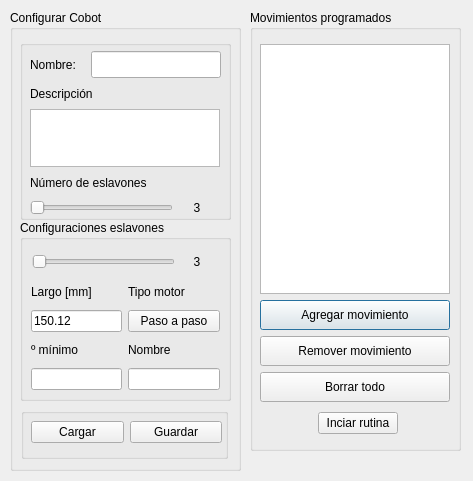
Above: python/ui/default_cobot.ui from tinchofiuba/cobot before the change. Below: the same form after it.
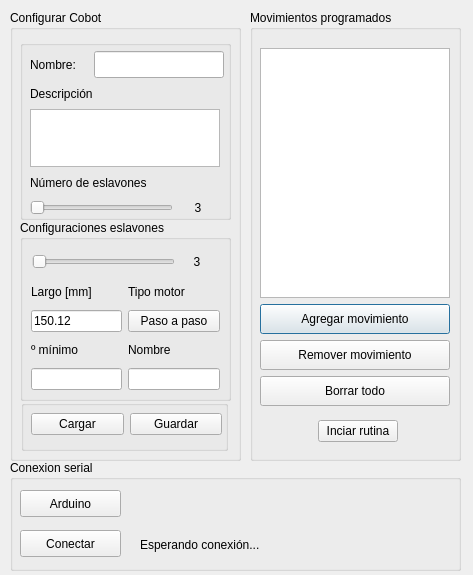
That is the form after the change.

Commit message: agregué una parte de conexion serial

```diff
--- a/python/ui/default_cobot.ui
+++ b/python/ui/default_cobot.ui
@@ -7,7 +7,7 @@
     <x>0</x>
     <y>0</y>
     <width>473</width>
-    <height>481</height>
+    <height>575</height>
    </rect>
   </property>
   <property name="windowTitle">
@@ -19,19 +19,19 @@
      <x>250</x>
      <y>10</y>
      <width>211</width>
-     <height>441</height>
+     <height>451</height>
     </rect>
    </property>
    <property name="title">
     <string>Movimientos programados</string>
    </property>
-   <widget class="QWidget" name="">
+   <widget class="QWidget" name="layoutWidget">
     <property name="geometry">
      <rect>
       <x>10</x>
       <y>30</y>
       <width>196</width>
-      <height>399</height>
+      <height>411</height>
      </rect>
     </property>
     <layout class="QVBoxLayout" name="verticalLayout_5">
@@ -174,7 +174,7 @@
      <x>10</x>
      <y>10</y>
      <width>231</width>
-     <height>461</height>
+     <height>451</height>
     </rect>
    </property>
    <property name="title">
@@ -198,12 +198,12 @@
     <property name="title">
      <string/>
     </property>
-    <widget class="QWidget" name="">
+    <widget class="QWidget" name="layoutWidget">
      <property name="geometry">
       <rect>
        <x>10</x>
        <y>11</y>
-       <width>191</width>
+       <width>194</width>
        <height>167</height>
       </rect>
      </property>
@@ -536,7 +536,7 @@
     <property name="geometry">
      <rect>
       <x>11</x>
-      <y>398</y>
+      <y>390</y>
       <width>207</width>
       <height>51</height>
      </rect>
@@ -550,7 +550,7 @@
     <property name="title">
      <string/>
     </property>
-    <widget class="QWidget" name="">
+    <widget class="QWidget" name="layoutWidget">
      <property name="geometry">
       <rect>
        <x>10</x>
@@ -578,6 +578,58 @@
     </widget>
    </widget>
   </widget>
+  <widget class="QGroupBox" name="groupBox_4">
+   <property name="geometry">
+    <rect>
+     <x>10</x>
+     <y>460</y>
+     <width>451</width>
+     <height>111</height>
+    </rect>
+   </property>
+   <property name="title">
+    <string>Conexion serial</string>
+   </property>
+   <widget class="QPushButton" name="pb_tipo_controlador">
+    <property name="geometry">
+     <rect>
+      <x>10</x>
+      <y>30</y>
+      <width>101</width>
+      <height>27</height>
+     </rect>
+    </property>
+    <property name="text">
+     <string>Arduino</string>
+    </property>
+   </widget>
+   <widget class="QPushButton" name="pb_conectar_controlador">
+    <property name="geometry">
+     <rect>
+      <x>10</x>
+      <y>70</y>
+      <width>101</width>
+      <height>27</height>
+     </rect>
+    </property>
+    <property name="text">
+     <string>Conectar</string>
+    </property>
+   </widget>
+   <widget class="QLabel" name="label">
+    <property name="geometry">
+     <rect>
+      <x>130</x>
+      <y>75</y>
+      <width>161</width>
+      <height>19</height>
+     </rect>
+    </property>
+    <property name="text">
+     <string>Esperando conexión...</string>
+    </property>
+   </widget>
+  </widget>
  </widget>
  <resources/>
  <connections/>
```
Left out of the diff: 4 changed lines with no effect on the pictures. The commit also changes 2 other files.
